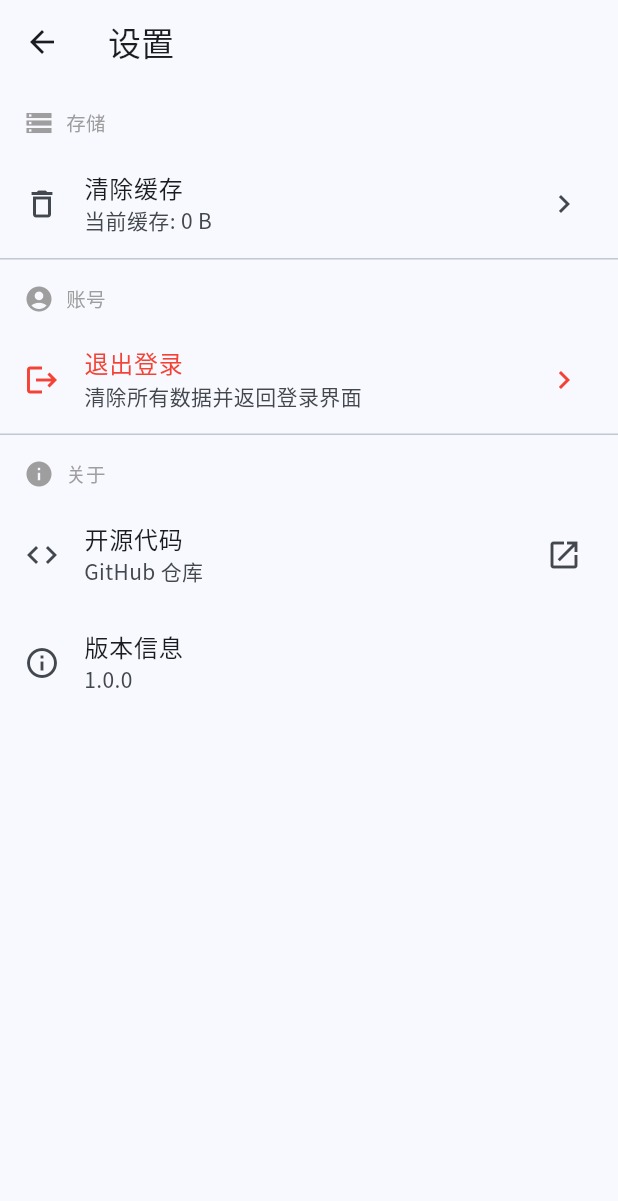
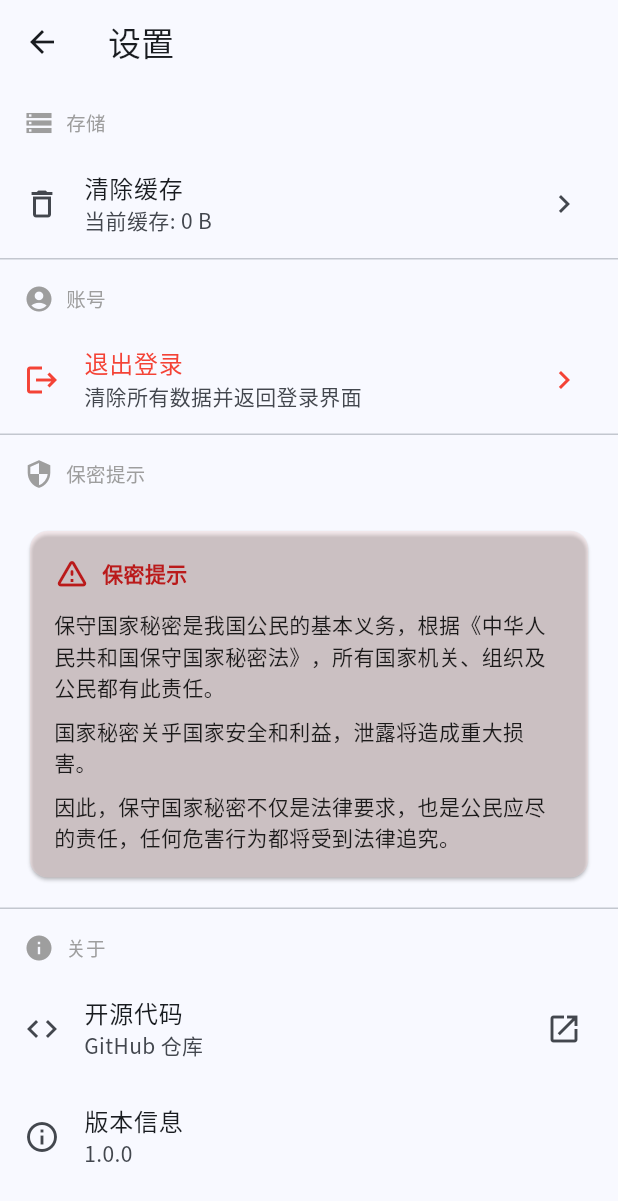
Before and after one commit to KNA7022/eaipchinaviewer, a Flutter app: the SettingsScreen screen opened by its route, on a phone screen of 412 x 824 dp. Shown: the top 1201 px of the screen. Run offline on Flutter 3.47's test engine with Material 3 defaults, Android fonts, the phone set to English and light mode, and no system bars; our stand-ins replace open_file, shared_preferences, webview_flutter; missing offline and left inert: asn1lib, flutter_cached_pdfview, flutter_pdfview, pointycastle; accounts and stored records are empty; network calls fail.

Commit message:
修改设置界面部分文字

```diff
--- a/lib/screens/settings_screen.dart
+++ b/lib/screens/settings_screen.dart
@@ -184,6 +184,61 @@ class _SettingsScreenState extends State<SettingsScreen> {
 
           const Divider(height: 1),
 
+          // 添加保密提示部分
+          _buildSection(
+            icon: Icons.security,
+            title: '保密提示',
+            children: [
+              Padding(
+                padding: const EdgeInsets.all(16.0),
+                child: Card(
+                  color: theme.colorScheme.errorContainer.withOpacity(0.3),
+                  child: Padding(
+                    padding: const EdgeInsets.all(16.0),
+                    child: Column(
+                      crossAxisAlignment: CrossAxisAlignment.start,
+                      children: [
+                        Row(
+                          children: [
+                            Icon(
+                              Icons.warning_amber_rounded,
+                              color: theme.colorScheme.error,
+                            ),
+                            const SizedBox(width: 8),
+                            Text(
+                              '保密提示',
+                              style: TextStyle(
+                                fontWeight: FontWeight.bold,
+                                color: theme.colorScheme.error,
+                              ),
+                            ),
+                          ],
+                        ),
+                        const SizedBox(height: 12),
+                        const Text(
+                          '保守国家秘密是我国公民的基本义务，根据《中华人民共和国保守国家秘密法》，所有国家机关、组织及公民都有此责任。',
+                          style: TextStyle(height: 1.5),
+                        ),
+                        const SizedBox(height: 8),
+                        const Text(
+                          '国家秘密关乎国家安全和利益，泄露将造成重大损害。',
+                          style: TextStyle(height: 1.5),
+                        ),
+                        const SizedBox(height: 8),
+                        const Text(
+                          '因此，保守国家秘密不仅是法律要求，也是公民应尽的责任，任何危害行为都将受到法律追究。',
+                          style: TextStyle(height: 1.5),
+                        ),
+                      ],
+                    ),
+                  ),
+                ),
+              ),
+            ],
+          ),
+
+          const Divider(height: 1),
+
           // 关于部分
           _buildSection(
             icon: Icons.info,
```
